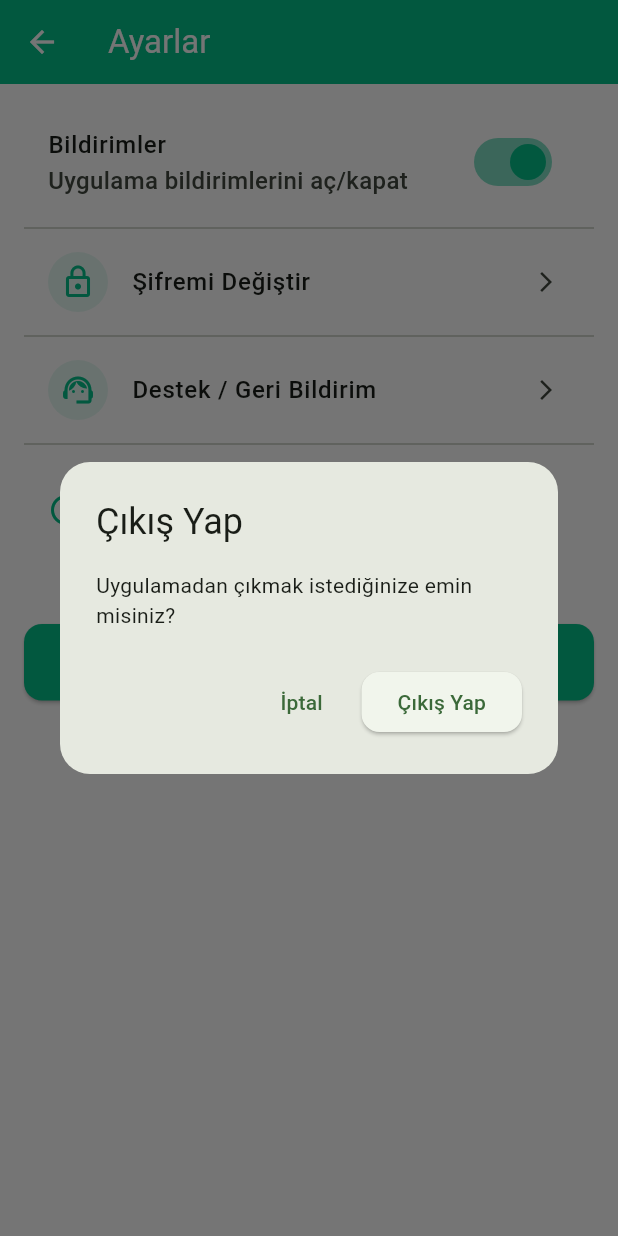
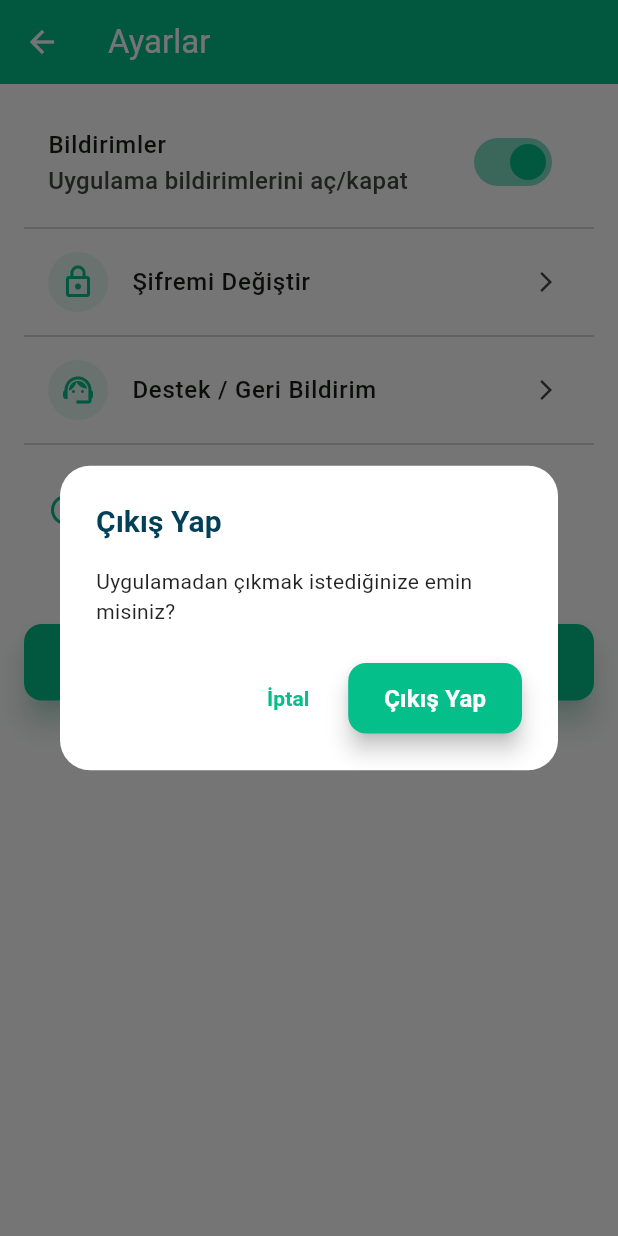
Before and after one commit to Mert30/YZTA-Bootcamp-Group-110, a Flutter app: the PatientSettingsPage screen opened directly, after a tap on "Çıkış Yap", on a phone screen of 412 x 824 dp. Run offline on Flutter 3.47's test engine with Material 3 defaults, Android fonts, the phone set to English and light mode, and no system bars; our stand-ins replace cloud_firestore, convex_bottom_bar, firebase_auth, firebase_core, firebase_storage, flutter_bloc and 3 more; missing offline and left inert: mobile_scanner; accounts and stored records are empty; network calls fail; project files that could hold a hidden picture were left out.

Commit message:
"Hasta sayfasında da yapıldı"

```diff
--- a/smart_med_asistant/lib/ui/views/patient_settings_page.dart
+++ b/smart_med_asistant/lib/ui/views/patient_settings_page.dart
@@ -155,49 +155,79 @@ class _PatientSettingsPageState extends State<PatientSettingsPage> {
               showDialog(
                 context: context,
                 builder: (context) => AlertDialog(
-                  title: const Text('Çıkış Yap'),
+                  backgroundColor: Colors.white, // Açık renk arka plan
+                  shape: RoundedRectangleBorder(
+                    borderRadius: BorderRadius.circular(20),
+                  ),
+                  title: const Text(
+                    'Çıkış Yap',
+                    style: TextStyle(
+                      color: Color(0xFF024059), // Koyu mavi başlık
+                      fontWeight: FontWeight.bold,
+                      fontSize: 20,
+                    ),
+                  ),
                   content: const Text(
                     'Uygulamadan çıkmak istediğinize emin misiniz?',
-                  ),
-                  shape: RoundedRectangleBorder(
-                    borderRadius: BorderRadius.circular(20),
+                    style: TextStyle(color: Colors.black87), // Koyu metin
                   ),
                   actions: [
                     TextButton(
                       onPressed: () => Navigator.of(context).pop(),
-                      child: const Text('İptal'),
+                      child: const Text(
+                        'İptal',
+                        style: TextStyle(
+                          color: Color(0xFF04BF8A), // Açık yeşil iptal butonu
+                          fontWeight: FontWeight.w600,
+                        ),
+                      ),
                     ),
                     ElevatedButton(
                       style: ElevatedButton.styleFrom(
+                        backgroundColor: const Color(0xFF04BF8A),
                         shape: RoundedRectangleBorder(
                           borderRadius: BorderRadius.circular(12),
                         ),
+                        padding: const EdgeInsets.symmetric(
+                          horizontal: 24,
+                          vertical: 12,
+                        ),
+                        elevation: 6,
                       ),
                       onPressed: () {
                         Navigator.of(context).pop();
                         _signOut();
                       },
-                      child: const Text('Çıkış Yap'),
+                      child: const Text(
+                        'Çıkış Yap',
+                        style: TextStyle(
+                          color: Colors.white,
+                          fontWeight: FontWeight.bold,
+                          fontSize: 16,
+                        ),
+                      ),
                     ),
                   ],
                 ),
               );
             },
-            icon: const Icon(Icons.logout, color: Colors.white, size: 18),
+            icon: const Icon(Icons.logout, color: Colors.white, size: 20),
             label: const Text(
               'Çıkış Yap',
               style: TextStyle(
-                fontWeight: FontWeight.w500,
+                fontWeight: FontWeight.w600,
                 fontSize: 16,
                 color: Colors.white,
               ),
             ),
             style: ElevatedButton.styleFrom(
               backgroundColor: const Color(0xFF04BF8A),
-              padding: const EdgeInsets.symmetric(vertical: 14),
+              padding: const EdgeInsets.symmetric(vertical: 14, horizontal: 20),
               shape: RoundedRectangleBorder(
                 borderRadius: BorderRadius.circular(12),
               ),
+              elevation: 8,
+              shadowColor: const Color(0xFF04BF8A).withOpacity(0.5),
             ),
           ),
         ],
```
Also changed, not shown: smart_med_asistant/lib/ui/views/patient_home_page.dart (+44 -7 lines).
